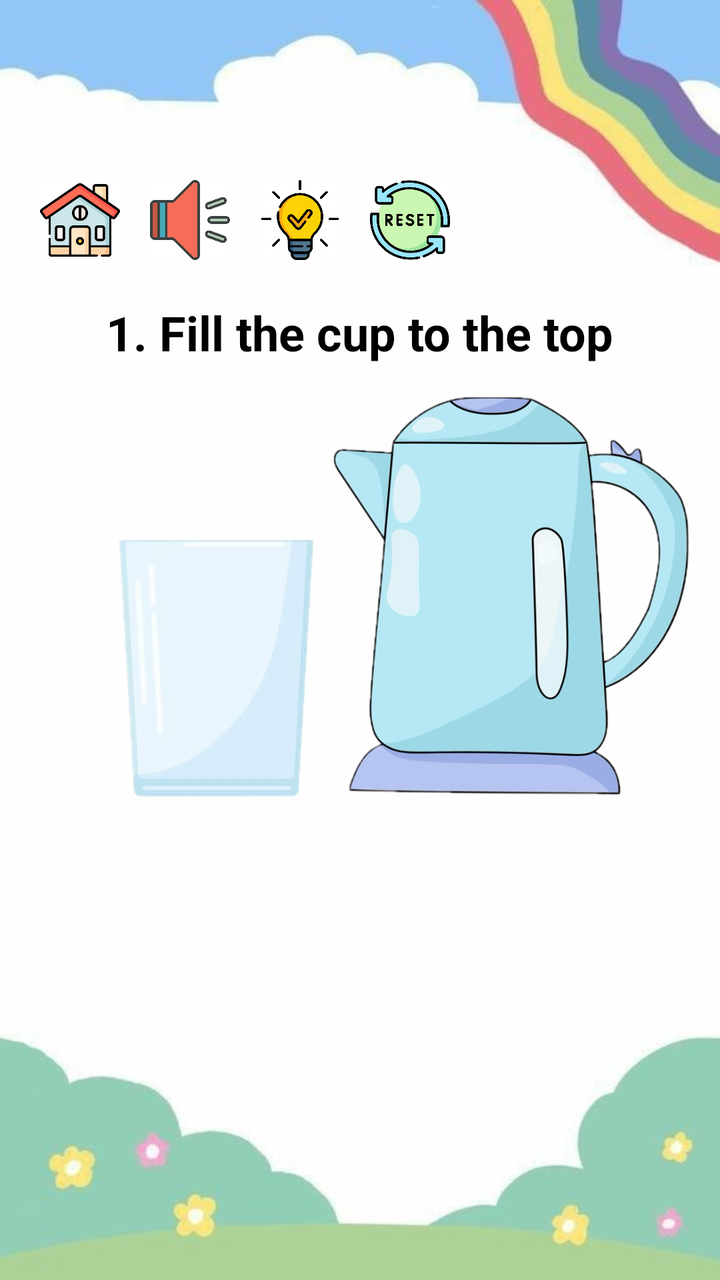
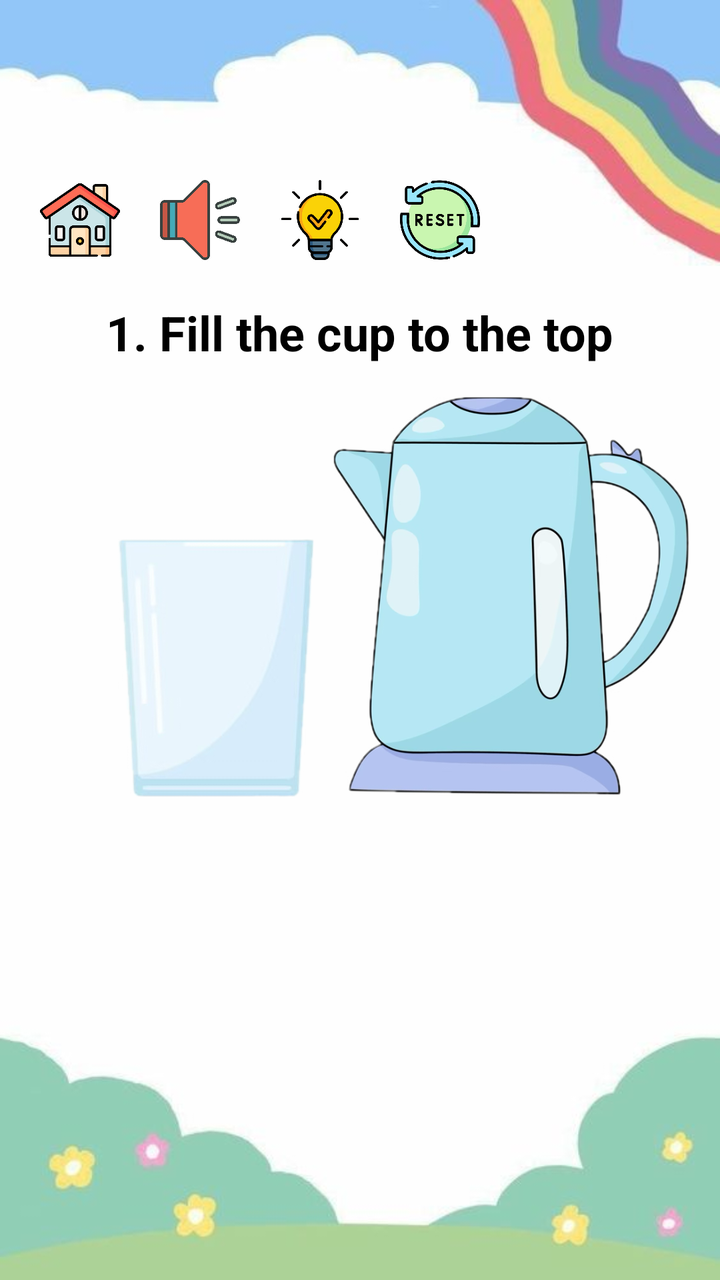

An Android layout rendered at two revisions. The XML below is the earlier revision; the diff shows what the commit changed to produce the second picture.
<!-- AndroidManifest.xml: application theme Theme.SEHH3165_GP -->
<!-- res/layout/game1_cup.xml -->
<?xml version="1.0" encoding="utf-8"?>
<RelativeLayout xmlns:android="http://schemas.android.com/apk/res/android"
    xmlns:tools="http://schemas.android.com/tools"
    android:layout_width="match_parent"
    android:layout_height="match_parent"
    tools:context=".Game1">

    <include
        layout="@layout/game_layout"
        android:layout_width="match_parent"
        android:layout_height="wrap_content" />

    <TextView
        android:id="@+id/textView_cup"
        android:layout_width="wrap_content"
        android:layout_height="wrap_content"
        android:layout_marginTop="150dp"
        android:layout_centerHorizontal="true"
        android:text="1. Fill the cup to the top"
        android:textColor="@color/black"
        android:textSize="24sp"
        android:textStyle="bold" />

    <ImageButton
        android:id="@+id/imageButton_EmptyCup"
        android:layout_width="100dp"
        android:layout_height="wrap_content"
        android:layout_alignParentStart="true"
        android:layout_alignParentBottom="true"
        android:layout_centerInParent="true"
        android:layout_marginStart="58dp"
        android:layout_marginBottom="174dp"
        android:background="?android:attr/activatedBackgroundIndicator"
        android:contentDescription="Cup"
        android:scaleType="fitCenter"
        android:src="@drawable/g1_empty_cup" />

    <ImageButton
        android:id="@+id/imageButton_kettle"
        android:layout_width="wrap_content"
        android:layout_height="200dp"
        android:layout_alignParentStart="true"
        android:layout_alignParentEnd="true"
        android:layout_alignParentBottom="true"
        android:layout_centerInParent="true"
        android:layout_marginStart="131dp"
        android:layout_marginEnd="-21dp"
        android:layout_marginBottom="242dp"
        android:background="?android:attr/activatedBackgroundIndicator"
        android:contentDescription="Kettle"
        android:scaleType="fitCenter"
        android:src="@drawable/g1_kettle" />

</RelativeLayout>
<!-- res/layout/game_layout.xml (included above) -->
<?xml version="1.0" encoding="utf-8"?>
<RelativeLayout xmlns:android="http://schemas.android.com/apk/res/android"
    android:layout_width="match_parent"
    android:layout_height="match_parent"
    android:background="@drawable/bg_game">

    <ImageButton
        android:id="@+id/imageButton_home"
        android:layout_width="40dp"
        android:layout_height="40dp"
        android:layout_marginStart="20dp"
        android:layout_marginTop="90dp"
        android:background="@android:drawable/screen_background_light"
        android:scaleType="fitCenter"
        android:src="@drawable/setting_home" />

    <ImageButton
        android:id="@+id/imageButton_sound"
        android:layout_width="40dp"
        android:layout_height="40dp"
        android:layout_marginStart="15dp"
        android:layout_marginTop="90dp"
        android:layout_toEndOf="@+id/imageButton_home"
        android:background="@android:drawable/screen_background_light"
        android:scaleType="fitCenter"
        android:src="@drawable/setting_speaker" />

    <ImageButton
        android:id="@+id/imageButton_hint"
        android:layout_width="40dp"
        android:layout_height="40dp"
        android:layout_marginStart="15dp"
        android:layout_marginTop="90dp"
        android:layout_toEndOf="@+id/imageButton_sound"
        android:background="@android:drawable/screen_background_light"
        android:scaleType="fitCenter"
        android:src="@drawable/setting_hint" />

    <ImageButton
        android:id="@+id/imageButton_reset"
        android:layout_width="40dp"
        android:layout_height="40dp"
        android:layout_marginStart="15dp"
        android:layout_marginTop="90dp"
        android:layout_toEndOf="@+id/imageButton_hint"
        android:background="@android:drawable/screen_background_light"
        android:scaleType="fitCenter"
        android:src="@drawable/setting_reset" />

    <ImageButton
        android:id="@+id/imageButton_next"
        android:layout_width="40dp"
        android:layout_height="40dp"
        android:layout_marginStart="15dp"
        android:layout_marginTop="90dp"
        android:layout_toEndOf="@+id/imageButton_reset"
        android:visibility="gone"
        android:background="@android:drawable/screen_background_light"
        android:scaleType="fitCenter"
        android:src="@drawable/setting_next" />

</RelativeLayout>
<!-- resources referenced by this layout -->
<resources>
  <color name="black">#FF000000</color>
  <!-- drawable bg_game: jpg bitmap (drawable, 13552 bytes) -->
  <!-- drawable g1_empty_cup: jpeg bitmap (drawable, 27823 bytes) -->
  <!-- drawable g1_kettle: jpeg bitmap (drawable, 188377 bytes) -->
  <!-- drawable setting_hint: png bitmap (drawable, 28012 bytes) -->
  <!-- drawable setting_home: png bitmap (drawable, 34155 bytes) -->
  <!-- drawable setting_next: png bitmap (drawable, 42420 bytes) -->
  <!-- drawable setting_reset: png bitmap (drawable, 43959 bytes) -->
  <!-- drawable setting_speaker: png bitmap (drawable, 122319 bytes) -->
  <style name="Theme.SEHH3165_GP" parent="Base.Theme.SEHH3165_GP" />
  <style name="Base.Theme.SEHH3165_GP" parent="Theme.Material3.DayNight.NoActionBar">
          
          
      </style>
</resources>

<!-- the commit's change to res/layout/game1_cup.xml (unified diff, before → after) -->
@@ -34,6 +34,18 @@
         android:contentDescription="Cup"
         android:scaleType="fitCenter"
         android:src="@drawable/g1_empty_cup" />
+
+    <ImageButton
+        android:id="@+id/imageButton_FullCup"
+        android:layout_width="100dp"
+        android:layout_height="wrap_content"
+        android:layout_centerHorizontal="true"
+        android:layout_centerVertical="true"
+        android:background="?android:attr/activatedBackgroundIndicator"
+        android:scaleType="fitCenter"
+        android:visibility="invisible"
+        android:focusable="false"
+        android:src="@drawable/g1_full_cup" />
 
     <ImageButton
         android:id="@+id/imageButton_kettle"
@@ -73,18 +85,31 @@
         android:id="@+id/imageButton_sound"
         android:layout_width="40dp"
         android:layout_height="40dp"
-        android:layout_marginStart="15dp"
+        android:layout_marginStart="20dp"
         android:layout_marginTop="90dp"
         android:layout_toEndOf="@+id/imageButton_home"
         android:background="@android:drawable/screen_background_light"
         android:scaleType="fitCenter"
+        android:visibility="visible"
         android:src="@drawable/setting_speaker" />
+
+    <ImageButton
+        android:id="@+id/imageButton_mute"
+        android:layout_width="40dp"
+        android:layout_height="40dp"
+        android:layout_marginStart="20dp"
+        android:layout_marginTop="90dp"
+        android:layout_toEndOf="@+id/imageButton_home"
+        android:background="@android:drawable/screen_background_light"
+        android:scaleType="fitCenter"
+        android:visibility="invisible"
+        android:src="@drawable/setting_mute" />
 
     <ImageButton
         android:id="@+id/imageButton_hint"
         android:layout_width="40dp"
         android:layout_height="40dp"
-        android:layout_marginStart="15dp"
+        android:layout_marginStart="20dp"
         android:layout_marginTop="90dp"
         android:layout_toEndOf="@+id/imageButton_sound"
         android:background="@android:drawable/screen_background_light"
@@ -95,23 +120,11 @@
         android:id="@+id/imageButton_reset"
         android:layout_width="40dp"
         android:layout_height="40dp"
-        android:layout_marginStart="15dp"
+        android:layout_marginStart="20dp"
         android:layout_marginTop="90dp"
         android:layout_toEndOf="@+id/imageButton_hint"
         android:background="@android:drawable/screen_background_light"
         android:scaleType="fitCenter"
         android:src="@drawable/setting_reset" />
 
-    <ImageButton
-        android:id="@+id/imageButton_next"
-        android:layout_width="40dp"
-        android:layout_height="40dp"
-        android:layout_marginStart="15dp"
-        android:layout_marginTop="90dp"
-        android:layout_toEndOf="@+id/imageButton_reset"
-        android:visibility="gone"
-        android:background="@android:drawable/screen_background_light"
-        android:scaleType="fitCenter"
-        android:src="@drawable/setting_next" />
-
 </RelativeLayout>
<!-- resource entries referenced after the edit -->
@@ -3,10 +3,11 @@
   <color name="black">#FF000000</color>
   <!-- drawable bg_game: jpg bitmap (drawable, 13552 bytes) -->
   <!-- drawable g1_empty_cup: jpeg bitmap (drawable, 27823 bytes) -->
+  <!-- drawable g1_full_cup: jpeg bitmap (drawable, 40612 bytes) -->
   <!-- drawable g1_kettle: jpeg bitmap (drawable, 188377 bytes) -->
   <!-- drawable setting_hint: png bitmap (drawable, 28012 bytes) -->
   <!-- drawable setting_home: png bitmap (drawable, 34155 bytes) -->
-  <!-- drawable setting_next: png bitmap (drawable, 42420 bytes) -->
+  <!-- drawable setting_mute: png bitmap (drawable, 156720 bytes) -->
   <!-- drawable setting_reset: png bitmap (drawable, 43959 bytes) -->
   <!-- drawable setting_speaker: png bitmap (drawable, 122319 bytes) -->
   <style name="Theme.SEHH3165_GP" parent="Base.Theme.SEHH3165_GP" />
